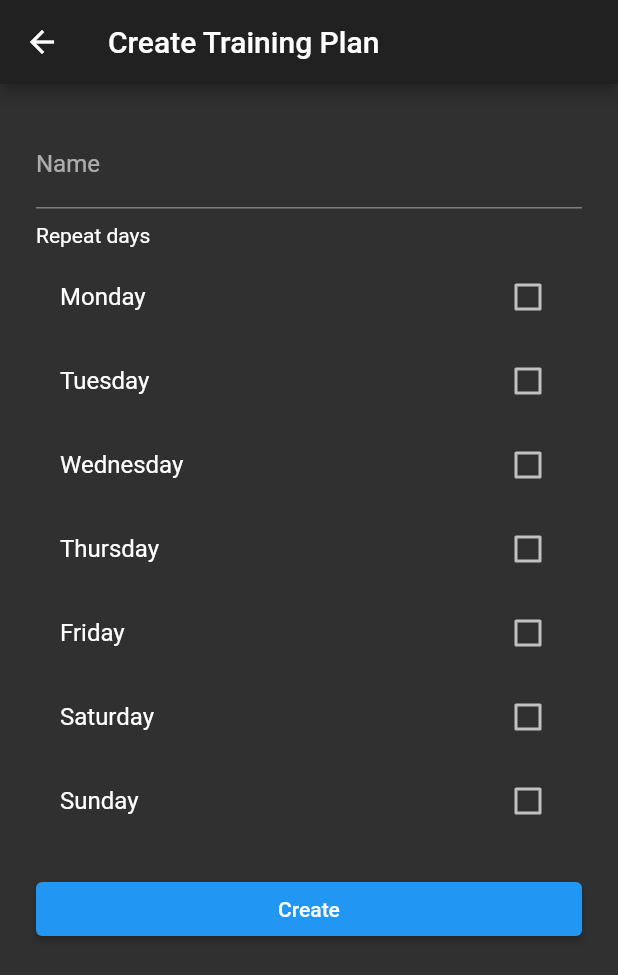
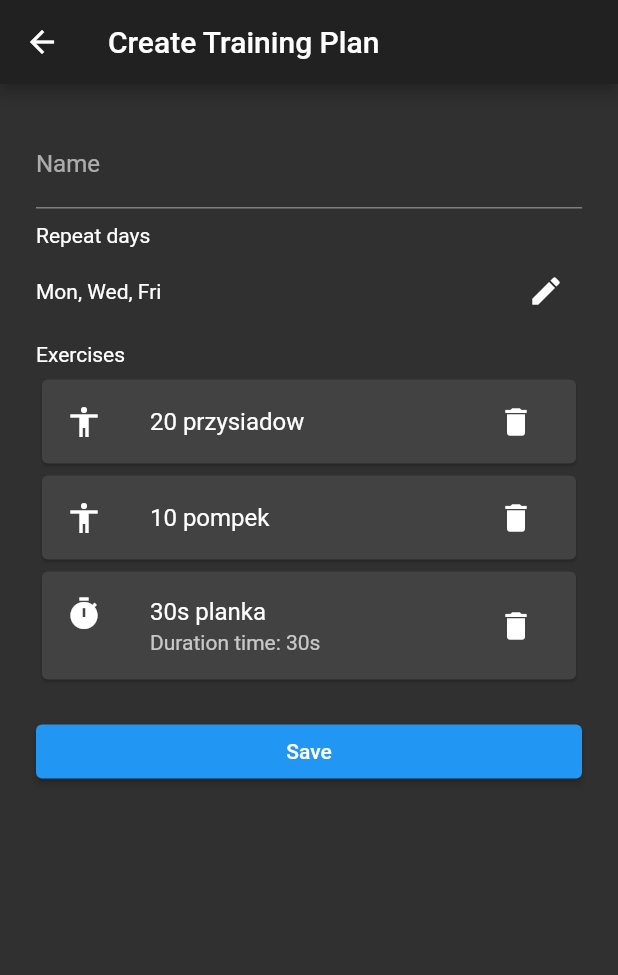
Before and after one commit to jegor377/SmartCoach, a Flutter app: the screen it shows after launch, after a tap on the "add" icon, on a phone screen of 412 x 824 dp. Shown: the top 975 px of the screen. Run offline on Flutter 3.47's test engine with Material 2 defaults, Android fonts, the light colour scheme and no system bars; our stand-ins replace flutter_spinkit.

Commit message:
Working on creating_training_plan.dart.

```diff
--- a/lib/main.dart
+++ b/lib/main.dart
@@ -2,6 +2,8 @@ import 'package:flutter/material.dart';
 import 'package:smart_coach/screens/creating_training_plan.dart';
 import 'package:smart_coach/screens/home.dart';
 import 'package:smart_coach/screens/loading.dart';
+import 'package:smart_coach/screens/repeat_days_selector.dart';
+import 'package:smart_coach/screens/training_exercise_setter.dart';
 
 void main() {
   runApp(MyApp());
@@ -19,6 +21,8 @@ class MyApp extends StatelessWidget {
         HomePageScreen.routeName: (context) => HomePageScreen(title: "SmartCoach"),
         LoadingTrainingPlanScreen.routeName: (context) => LoadingTrainingPlanScreen(),
         CreatingTrainingPlanScreen.routeName: (context) => CreatingTrainingPlanScreen(),
+        RepeatDaysSelectorScreen.routeName: (context) => RepeatDaysSelectorScreen(),
+        TrainingExerciseSetterScreen.routeName: (context) => TrainingExerciseSetterScreen(),
       },
     );
   }
--- a/lib/models/training.dart
+++ b/lib/models/training.dart
@@ -29,7 +29,7 @@ class TrainingPlan {
   bool repeatsOnFriday = false;
   bool repeatsOnSaturday = false;
   bool repeatsOnSunday = false;
-  List<TrainingExercise> exercises = [];
+  List<dynamic> exercises = [];
 
   TrainingPlan({
     required this.name,
@@ -45,17 +45,43 @@ class TrainingPlan {
 
   TrainingPlan.empty();
 
+  String get repeatingDays {
+    List<String> days = [];
+    if(repeatsOnMonday) days.add('Mon');
+    if(repeatsOnTuesday) days.add('Tue');
+    if(repeatsOnWednesday) days.add('Wed');
+    if(repeatsOnThursday) days.add('Thu');
+    if(repeatsOnFriday) days.add('Fri');
+    if(repeatsOnSaturday) days.add('Sat');
+    if(repeatsOnSunday) days.add('Sun');
+    String result = days.join(', ');
+    return result.isEmpty ? 'Never' : result;
+  }
+
+  RepeatingDaysScreenArguments get repeatingDaysScreenArgs => RepeatingDaysScreenArguments(
+      repeatsOnMonday: repeatsOnMonday,
+      repeatsOnTuesday: repeatsOnTuesday,
+      repeatsOnWednesday: repeatsOnWednesday,
+      repeatsOnThursday: repeatsOnThursday,
+      repeatsOnFriday: repeatsOnFriday,
+      repeatsOnSaturday: repeatsOnSaturday,
+      repeatsOnSunday: repeatsOnSunday
+  );
+
+  set repeatingDaysScreenArgs(RepeatingDaysScreenArguments days) {
+    repeatsOnMonday = days.repeatsOnMonday;
+    repeatsOnTuesday = days.repeatsOnTuesday;
+    repeatsOnWednesday = days.repeatsOnWednesday;
+    repeatsOnThursday = days.repeatsOnThursday;
+    repeatsOnFriday = days.repeatsOnFriday;
+    repeatsOnSaturday = days.repeatsOnSaturday;
+    repeatsOnSunday = days.repeatsOnSunday;
+  }
+
   factory TrainingPlan.fromJson(Map plan) {
     TrainingPlan result = TrainingPlan.empty();
     for(Map exercise in plan['exercises']) {
-      switch(exercise['type']) {
-        case 0:
-          result.exercises.add(TrainingExercise.fromJson(exercise));
-          break;
-        case 1:
-          result.exercises.add(TimedTrainingExercise.fromJson(exercise));
-          break;
-      }
+      result.exercises.add(TrainingExercise.fromJson(exercise));
     }
     result.name = plan['name'];
     for(int day in plan['repeating_days']) {
@@ -87,25 +113,63 @@ class TrainingPlan {
   }
 }
 
+class RepeatingDaysScreenArguments {
+  bool repeatsOnMonday = false;
+  bool repeatsOnTuesday = false;
+  bool repeatsOnWednesday = false;
+  bool repeatsOnThursday = false;
+  bool repeatsOnFriday = false;
+  bool repeatsOnSaturday = false;
+  bool repeatsOnSunday = false;
+
+  RepeatingDaysScreenArguments({
+    required this.repeatsOnMonday,
+    required this.repeatsOnTuesday,
+    required this.repeatsOnWednesday,
+    required this.repeatsOnThursday,
+    required this.repeatsOnFriday,
+    required this.repeatsOnSaturday,
+    required this.repeatsOnSunday,
+  });
+
+  RepeatingDaysScreenArguments.empty();
+}
+
+enum TrainingExerciseType {
+  NORMAL,
+  TIMED,
+}
+
 class TrainingExercise {
-  String description;
+  TrainingExerciseType type = TrainingExerciseType.NORMAL;
+  String description = '';
+  int time = 0;
 
-  TrainingExercise({this.description = ''});
+  TrainingExercise({
+    required this.type,
+    required this.description,
+    this.time = 0
+  });
+  TrainingExercise.empty();
+
+  String get timeLabel {
+    int hours = time ~/ 3600;
+    int minutes = (time % 3600) ~/ 60;
+    int seconds = time % 60;
+    String result = '';
+
+    if(hours > 0) result += '${hours}h ';
+    if(minutes > 0) result += '${minutes}m ';
+    result += '${seconds}s';
+
+    return result;
+  }
 
   factory TrainingExercise.fromJson(Map exercise) {
-    return TrainingExercise(description: exercise['description']);
-  }
-}
-
-class TimedTrainingExercise extends TrainingExercise {
-  int time;
-
-  TimedTrainingExercise({String description = '', this.time = 0}) : super(description: description);
-
-  factory TimedTrainingExercise.fromJson(Map exercise) {
-    return TimedTrainingExercise(
+    return TrainingExercise(
+      type: TrainingExerciseType.values[exercise['type']],
       description: exercise['description'],
-      time: exercise['time'],
+      time: exercise.containsKey('time') ? exercise['time'] : 0
     );
   }
 }
--- a/lib/screens/creating_training_plan.dart
+++ b/lib/screens/creating_training_plan.dart
@@ -1,5 +1,8 @@
+import 'package:flutter/cupertino.dart';
 import 'package:flutter/material.dart';
 import 'package:smart_coach/models/training.dart';
+import 'package:smart_coach/screens/repeat_days_selector.dart';
+import 'package:smart_coach/screens/training_exercise_setter.dart';
 
 class CreatingTrainingPlanScreen extends StatefulWidget {
   static const routeName = '/new_plan';
@@ -12,7 +15,85 @@ class CreatingTrainingPlanScreen extends StatefulWidget {
 
 class _CreatingTrainingPlanScreenState extends State<CreatingTrainingPlanScreen> {
   final GlobalKey<FormState> _formKey = GlobalKey<FormState>();
-  final _trainingPlan = TrainingPlan.empty();
+  final _trainingPlan = TrainingPlan(
+      name: "Normalny plan",
+      repeatsOnFriday: true,
+      repeatsOnWednesday: true,
+      repeatsOnMonday: true,
+      exercises: [
+        TrainingExercise(
+            type: TrainingExerciseType.NORMAL,
+            description: "20 przysiadow"
+        ),
+        TrainingExercise(
+            type: TrainingExerciseType.NORMAL,
+            description: "10 pompek"
+        ),
+        TrainingExercise(
+            type: TrainingExerciseType.TIMED,
+            description: "30s planka",
+            time: 30
+        ),
+      ]
+  );
+
+  void _setRepeatDays() async {
+    RepeatingDaysScreenArguments? result = await Navigator.pushNamed(
+      context,
+      RepeatDaysSelectorScreen.routeName,
+      arguments: _trainingPlan.repeatingDaysScreenArgs,
+    ) as RepeatingDaysScreenArguments?;
+    setState(() {
+      if(result != null && !identical(result, _trainingPlan.repeatingDaysScreenArgs)) {
+        _trainingPlan.repeatingDaysScreenArgs = result;
+      }
+    });
+  }
+
+  void _reorderExercises(int oldIndex, int newIndex) {
+    setState(() {
+      if(oldIndex < newIndex) {
+        newIndex -= 1;
+      }
+      final TrainingExercise plan = _trainingPlan.exercises.removeAt(oldIndex);
+      _trainingPlan.exercises.insert(newIndex, plan);
+    });
+  }
+
+  void _removeExercise(int index) {
+    setState(() {
+      _trainingPlan.exercises.removeAt(index);
+    });
+  }
+
+  Widget _getExerciseListTile(BuildContext context, int index) {
+    TrainingExercise exercise = _trainingPlan.exercises[index];
+    List<IconData> exerciseTypeIcons = [
+      Icons.accessibility,
+      Icons.timer,
+    ];
+    return ListTile(
+      onTap: () async {
+        TrainingExercise? changedExercise = await Navigator.pushNamed(
+          context,
+          TrainingExerciseSetterScreen.routeName,
+          arguments: _trainingPlan.exercises[index]
+        ) as TrainingExercise?;
+        if(changedExercise != null) {
+          _trainingPlan.exercises[index] = changedExercise;
+        }
+      },
+      leading: Icon(
+        exerciseTypeIcons[exercise.type.index],
+      ),
+      title: Text(_trainingPlan.exercises[index].description),
+      subtitle: exercise.type == TrainingExerciseType.TIMED ? Text("Duration time: ${exercise.timeLabel}") : null,
+      trailing: IconButton(
+        icon: Icon(Icons.delete),
+        onPressed: () => _removeExercise(index),
+      ),
+    );
+  }
 
   @override
   Widget build(BuildContext context) {
@@ -46,68 +127,31 @@ class _CreatingTrainingPlanScreenState extends State<CreatingTrainingPlanScreen>
                     padding: EdgeInsets.fromLTRB(0, 10.0, 0, 5.0),
                     child: const Text('Repeat days'),
                   ),
-                  CheckboxListTile(
-                      title: const Text('Monday'),
-                      value: _trainingPlan.repeatsOnMonday,
-                      onChanged: (bool? val) {
-                        setState(() {
-                          _trainingPlan.repeatsOnMonday = val != null ? val : false;
-                        });
-                      }
+                  Row(
+                    mainAxisAlignment: MainAxisAlignment.spaceBetween,
+                    children: [
+                      Text(_trainingPlan.repeatingDays),
+                      IconButton(
+                        onPressed: _setRepeatDays,
+                        icon: Icon(Icons.edit),
+                      ),
+                    ],
                   ),
-                  CheckboxListTile(
-                      title: const Text('Tuesday'),
-                      value: _trainingPlan.repeatsOnTuesday,
-                      onChanged: (bool? val) {
-                        setState(() {
-                          _trainingPlan.repeatsOnTuesday = val != null ? val : false;
-                        });
-                      }
+                  Padding(
+                    padding: EdgeInsets.fromLTRB(0, 10.0, 0, 5.0),
+                    child: const Text('Exercises'),
                   ),
-                  CheckboxListTile(
-                      title: const Text('Wednesday'),
-                      value: _trainingPlan.repeatsOnWednesday,
-                      onChanged: (bool? val) {
-                        setState(() {
-                          _trainingPlan.repeatsOnWednesday = val != null ? val : false;
-                        });
-                      }
-                  ),
-                  CheckboxListTile(
-                      title: const Text('Thursday'),
-                      value: _trainingPlan.repeatsOnThursday,
-                      onChanged: (bool? val) {
-                        setState(() {
-                          _trainingPlan.repeatsOnThursday = val != null ? val : false;
-                        });
-                      }
-                  ),
-                  CheckboxListTile(
-                      title: const Text('Friday'),
-                      value: _trainingPlan.repeatsOnFriday,
-                      onChanged: (bool? val) {
-                        setState(() {
-                          _trainingPlan.repeatsOnFriday = val != null ? val : false;
-                        });
-                      }
-                  ),
-                  CheckboxListTile(
-                      title: const Text('Saturday'),
-                      value: _trainingPlan.repeatsOnSaturday,
-                      onChanged: (bool? val) {
-                        setState(() {
-                          _trainingPlan.repeatsOnSaturday = val != null ? val : false;
-                        });
-                      }
-                  ),
-                  CheckboxListTile(
-                      title: const Text('Sunday'),
-                      value: _trainingPlan.repeatsOnSunday,
-                      onChanged: (bool? val) {
-                        setState(() {
-                          _trainingPlan.repeatsOnSunday = val != null ? val : false;
-                        });
-                      }
+                  ReorderableListView.builder(
+                    shrinkWrap: true,
+                    scrollDirection: Axis.vertical,
+                    itemCount: _trainingPlan.exercises.length,
+                    itemBuilder: (context, index) {
+                      return Card(
+                        key: ValueKey(index),
+                        child: _getExerciseListTile(context, index),
+                      );
+                    },
+                    onReorder: _reorderExercises,
                   ),
                   Padding(
                     padding: const EdgeInsets.fromLTRB(0, 20.0, 0, 0),
@@ -117,7 +161,7 @@ class _CreatingTrainingPlanScreenState extends State<CreatingTrainingPlanScreen>
                           print("VALID");
                         }
                       },
-                      child: const Text('Create'),
+                      child: const Text('Save'),
                     ),
                   )
                 ],
--- a/lib/screens/home.dart
+++ b/lib/screens/home.dart
@@ -15,40 +15,103 @@ class HomePageScreen extends StatefulWidget {
 }
 
 class _HomePageScreenState extends State<HomePageScreen> {
-  int _trained_time = 65;
-  List<TrainingPlan> plans = [
+  int _trainedTime = 65;
+  List<TrainingPlan> _plans = [
     TrainingPlan(
         name: "Normalny plan",
+        repeatsOnFriday: true,
+        repeatsOnWednesday: true,
         repeatsOnMonday: true,
-      repeatsOnTuesday: true,
+        exercises: [
+          TrainingExercise(
+            type: TrainingExerciseType.NORMAL,
+            description: "20 przysiadow"
+          ),
+          TrainingExercise(
+            type: TrainingExerciseType.NORMAL,
+            description: "10 pompek"
+          ),
+          TrainingExercise(
+            type: TrainingExerciseType.TIMED,
+            description: "30s planka",
+            time: 30
+          ),
+        ]
+    ),
+    TrainingPlan(
+        name: "Lol plan",
         repeatsOnFriday: true,
+        repeatsOnWednesday: true,
+        repeatsOnMonday: true,
         exercises: [
-        TrainingExercise(description: "20 przysiadow"),
-        TrainingExercise(description: "10 pompek"),
-        TimedTrainingExercise(description: "30 sekund planka", time: 30),
-      ],
+          TrainingExercise(
+              type: TrainingExerciseType.NORMAL,
+              description: "20 przysiadow"
+          ),
+          TrainingExercise(
+              type: TrainingExerciseType.NORMAL,
+              description: "10 pompek"
+          ),
+          TrainingExercise(
+              type: TrainingExerciseType.TIMED,
+              description: "30s planka",
+              time: 30
+          ),
+        ]
+    ),
+    TrainingPlan(
+        name: "Nienormalny plan",
+        repeatsOnFriday: true,
+        repeatsOnWednesday: true,
+        repeatsOnMonday: true,
+        exercises: [
+          TrainingExercise(
+              type: TrainingExerciseType.NORMAL,
+              description: "20 przysiadow"
+          ),
+          TrainingExercise(
+              type: TrainingExerciseType.NORMAL,
+              description: "10 pompek"
+          ),
+          TrainingExercise(
+              type: TrainingExerciseType.TIMED,
+              description: "30s planka",
+              time: 30
+          ),
+        ]
     )
   ];
 
   void _newTrainingPlan() {
-    // setState(() {
-    //   _trained_time++;
-    // });
-    Navigator.push(
+    Navigator.pushNamed(
       context,
-      MaterialPageRoute(builder: (context) => CreatingTrainingPlanScreen()),
+      CreatingTrainingPlanScreen.routeName,
     );
   }
 
   String _getTimeSpentWorkingLabel() {
-    int hours = _trained_time ~/ 60;
+    int hours = _trainedTime ~/ 60;
     return hours == 1 ? '1 hour' : '$hours hours';
+  }
+
+  void _reorderPlans(int oldIndex, int newIndex) {
+    setState(() {
+      if(oldIndex < newIndex) {
+        newIndex -= 1;
+      }
+      final TrainingPlan plan = _plans.removeAt(oldIndex);
+      _plans.insert(newIndex, plan);
+    });
+  }
+
+  void _removePlan(int index) {
+    setState(() {
+      _plans.removeAt(index);
+    });
   }
 
   @override
   Widget build(BuildContext context) {
-    //plans = plans.isEmpty ? ModalRoute.of(context)!.settings.arguments as List<TrainingPlan> : plans;
-
     return Scaffold(
       appBar: AppBar(
         centerTitle: true,
@@ -74,25 +137,26 @@ class _HomePageScreenState extends State<HomePageScreen> {
               ),
             ),
           ),
-          Headline(text_content: 'Your training plans'),
+          Headline(textContent: 'Your training plans'),
           Expanded(
-            child: ListView.builder(
+            child: ReorderableListView.builder(
               scrollDirection: Axis.vertical,
               shrinkWrap: true,
-              itemCount: 100,
+              onReorder: _reorderPlans,
+              itemCount: _plans.length,
               itemBuilder: (context, index) {
                 return Card(
-                  child: ListTileTheme(
+                  key: ValueKey(index),
                   child: ListTile(
                     onTap: () {
-                        print('TAP');
+                      print('TAP $index');
                     },
                     leading: Icon(Icons.play_arrow),
-                      title: Text(plans[0].name),
+                    title: Text(_plans[index].name),
                     trailing: IconButton(
                       icon: const Icon(Icons.delete),
                       onPressed: () async {
-                          bool? result = await showDialog<bool>(
+                        bool? shouldRemove = await showDialog<bool>(
                             context: context,
                             builder: (BuildContext context) => AlertDialog(
                               title: const Text('Remove Alert'),
@@ -113,12 +177,13 @@ class _HomePageScreenState extends State<HomePageScreen> {
                               ],
                             )
                         );
-                          result = result == null ? false : result;
-                          print(result);
+                        shouldRemove = shouldRemove == null ? false : shouldRemove;
+                        if(shouldRemove) {
+                          _removePlan(index);
+                        }
                       },
                     ),
                   ),
-                  )
                 );
               },
             ),
--- a/lib/widgets/headline.dart
+++ b/lib/widgets/headline.dart
@@ -2,16 +2,16 @@ import 'package:flutter/cupertino.dart';
 import 'package:flutter/material.dart';
 
 class Headline extends StatelessWidget {
-  Headline({required this.text_content});
+  Headline({required this.textContent});
 
-  final String text_content;
+  final String textContent;
 
   @override
   Widget build(BuildContext context) {
     return Padding(
       padding: EdgeInsets.fromLTRB(10.0, 15.0, 0, 20.0),
       child: Text(
-        text_content,
+        textContent,
         style: TextStyle(fontSize: 20.0),
       ),
     );
```
Also changed, not shown: lib/screens/repeat_days_selector.dart (added, +115 -0 lines), lib/screens/training_exercise_setter.dart (added, +68 -0 lines). Lines whose indentation alone changed are shown as unchanged.
